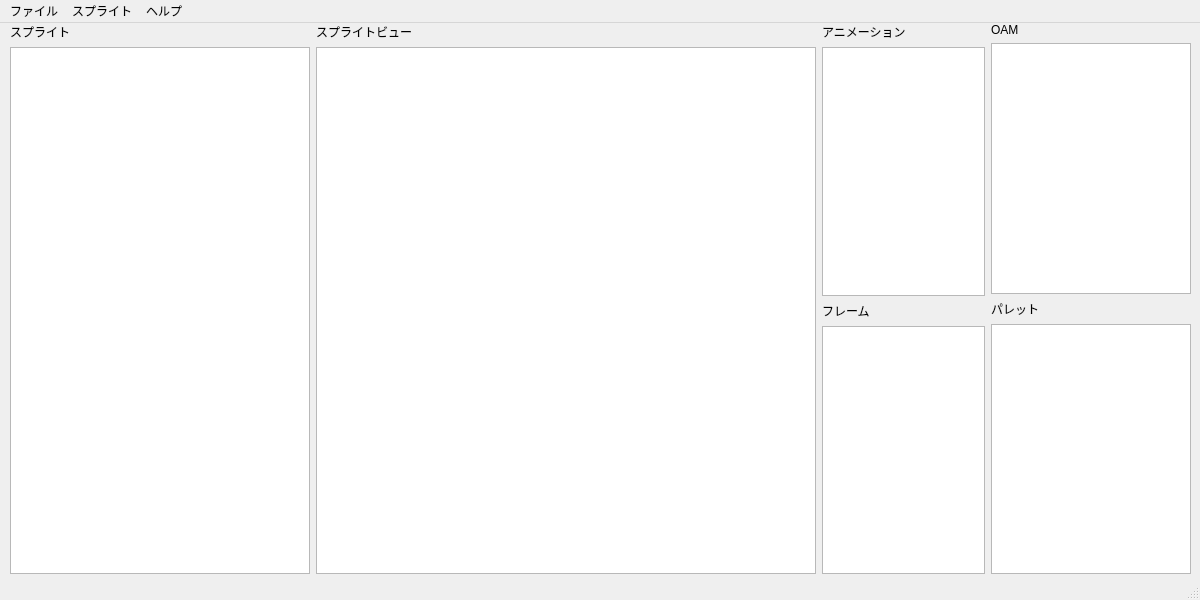
The window that EXESpriteReader.ui (idealexe/EXE6_Tools) describes before a commit, drawn with Qt 5.
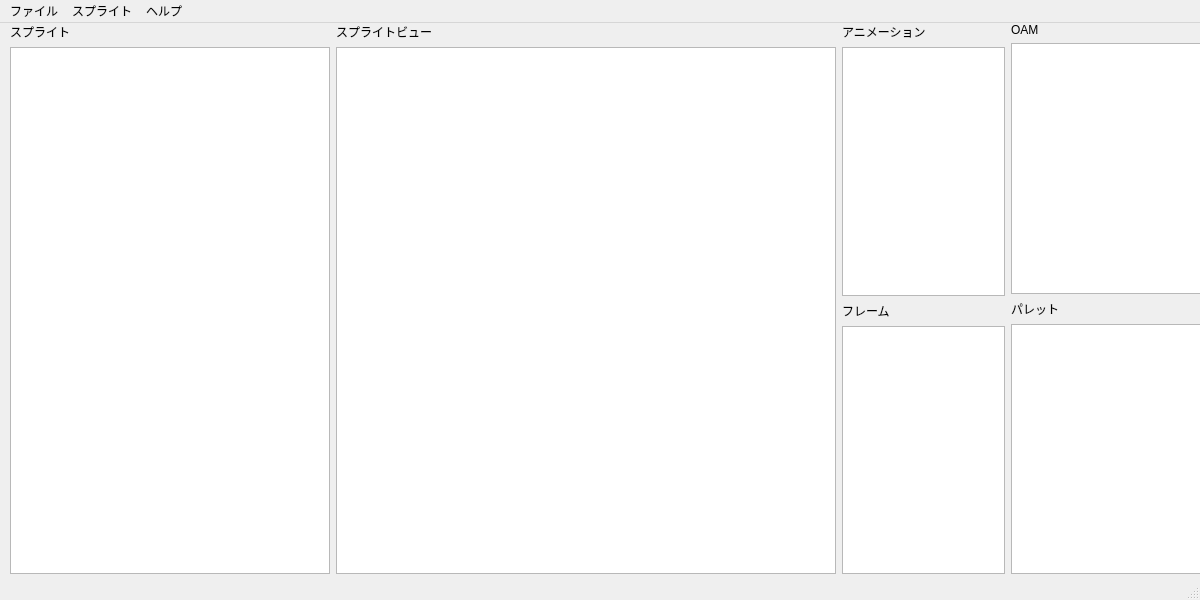
The same window after the commit.

What changed in the file:
```diff
--- a/EXESpriteReader.ui
+++ b/EXESpriteReader.ui
@@ -19,7 +19,7 @@
      <rect>
       <x>10</x>
       <y>0</y>
-      <width>1181</width>
+      <width>1201</width>
       <height>551</height>
      </rect>
     </property>
@@ -37,7 +37,7 @@
         <widget class="QListWidget" name="spriteList">
          <property name="minimumSize">
           <size>
-           <width>300</width>
+           <width>320</width>
            <height>0</height>
           </size>
          </property>
```
Left out of the diff: 27 changed lines with no effect on the pictures.
